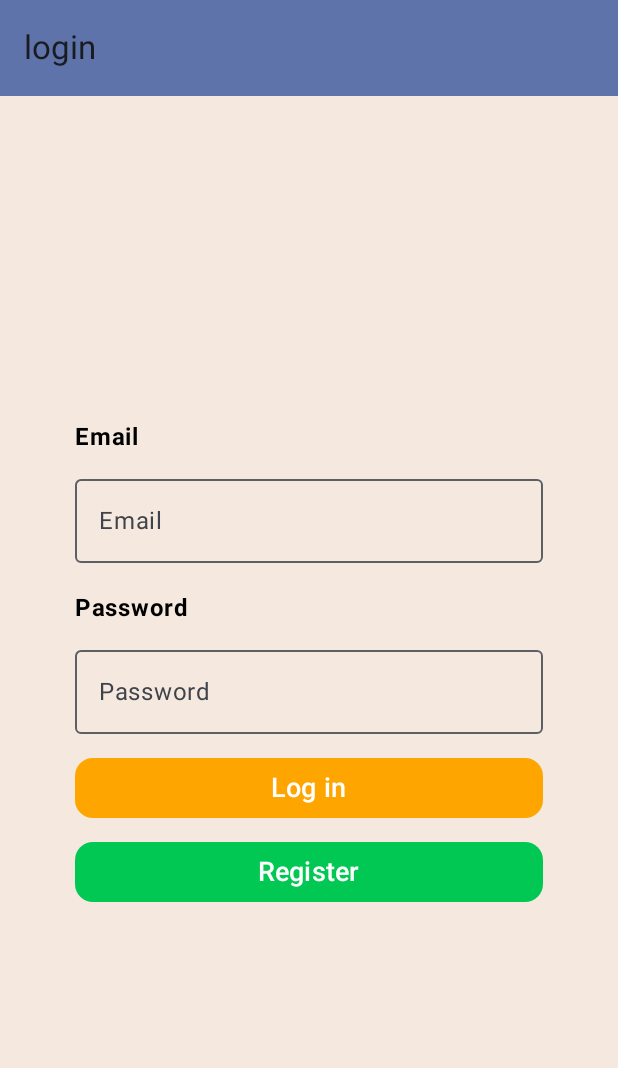
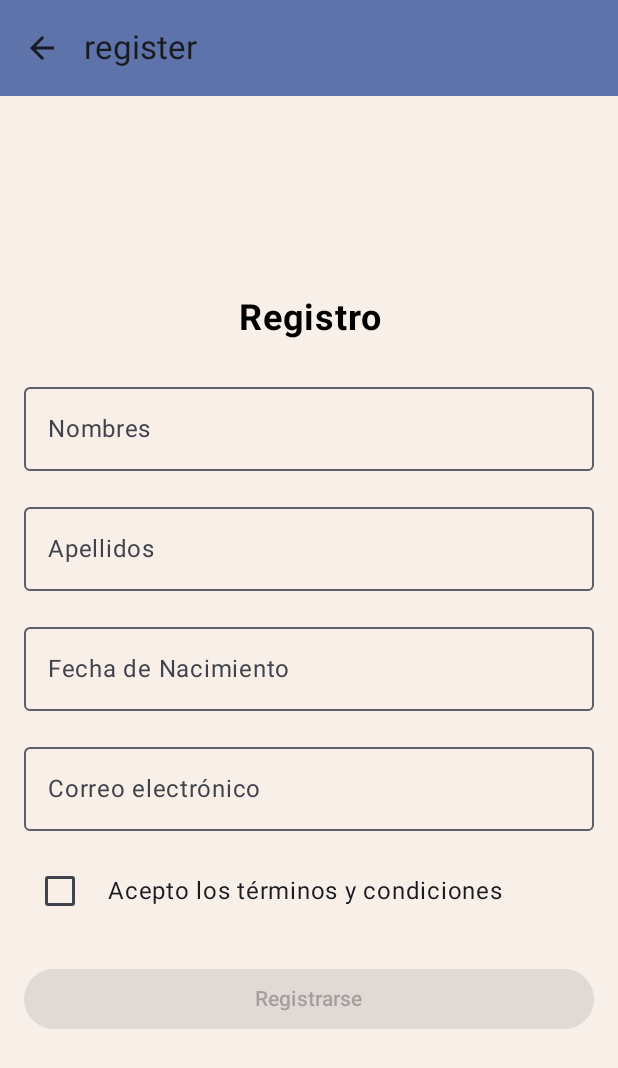
Before and after one commit to Isabella0334/HelpQuestProject, an Android app built with Jetpack Compose: the screen it shows after launch (MainActivity), after a tap on "Register", on a phone screen of 412 x 824 dp. Shown: the top 1068 px of the screen. Run offline under Robolectric (Android 15) with nearby library versions, the phone set to English and light mode, and no system bars; our stand-ins replace Firebase (no records; nobody signed in at launch, a user with empty details on screens opened directly).

Commit message:
Arreglos a feed, MainActivity, Login, y creación de Register

```diff
--- a/app/src/main/java/com/example/helpquest/LogIn.kt
+++ b/app/src/main/java/com/example/helpquest/LogIn.kt
@@ -121,7 +121,7 @@ fun LoginScreen(modifier: Modifier = Modifier, navController: NavHostController)
 
         // Register Button (Aún no funcional)
         Button(
-            onClick = { /* Aquí iría la lógica para registro */ },
+            onClick = { navController.navigate("register") },
             colors = ButtonDefaults.buttonColors(Color(0xFF00C853)),
             modifier = Modifier
                 .padding(vertical = 8.dp)
--- a/app/src/main/java/com/example/helpquest/MainActivity.kt
+++ b/app/src/main/java/com/example/helpquest/MainActivity.kt
@@ -82,6 +82,10 @@ fun helpQuestNavegation(
             composable(route = "Perfil") {
                 PantallaPerfil(navController = navController)
             }
+            composable(route = "register") {
+                RegisterScreen(navController = navController)
+            }
+
         }
     }
 }
--- /dev/null
+++ b/app/src/main/java/com/example/helpquest/Register.kt
@@ -0,0 +1,137 @@
+package com.example.helpquest
+
+import androidx.compose.foundation.background
+import androidx.compose.foundation.layout.*
+import androidx.compose.foundation.text.KeyboardOptions
+import androidx.compose.material3.*
+import androidx.compose.runtime.*
+import androidx.compose.ui.Alignment
+import androidx.compose.ui.Modifier
+import androidx.compose.ui.graphics.Color
+import androidx.compose.ui.text.font.FontWeight
+import androidx.compose.ui.text.input.KeyboardType
+import androidx.compose.ui.text.style.TextAlign
+import androidx.compose.ui.unit.dp
+import androidx.compose.ui.unit.sp
+import androidx.navigation.NavHostController
+
+@Composable
+fun RegistrationScreen(onRegister: () -> Unit) {
+    // Estados para los campos
+    var firstName by remember { mutableStateOf("") }
+    var lastName by remember { mutableStateOf("") }
+    var birthDate by remember { mutableStateOf("") }
+    var contactInfo by remember { mutableStateOf("") }
+    var termsAccepted by remember { mutableStateOf(false) }
+
+    Column(
+        modifier = Modifier
+            .fillMaxSize()
+            .background(Color(0xFFF8EFE8))
+            .padding(horizontal = 16.dp), // Ajusta el padding solo horizontalmente
+        verticalArrangement = Arrangement.Center,
+        horizontalAlignment = Alignment.CenterHorizontally
+    ) {
+        // Título
+        Text(
+            text = "Registro",
+            fontSize = 24.sp,
+            fontWeight = FontWeight.Bold,
+            color = Color.Black,
+            modifier = Modifier
+                .padding(bottom = 24.dp)
+                .fillMaxWidth(),
+            textAlign = TextAlign.Center
+        )
+
+        // Campos del formulario
+        OutlinedTextField(
+            value = firstName,
+            onValueChange = { firstName = it },
+            label = { Text("Nombres") },
+            modifier = Modifier.fillMaxWidth()
+        )
+
+        Spacer(modifier = Modifier.height(16.dp))
+
+        OutlinedTextField(
+            value = lastName,
+            onValueChange = { lastName = it },
+            label = { Text("Apellidos") },
+            modifier = Modifier.fillMaxWidth()
+        )
+
+        Spacer(modifier = Modifier.height(16.dp))
+
+        OutlinedTextField(
+            value = birthDate,
+            onValueChange = { birthDate = it },
+            label = { Text("Fecha de Nacimiento") },
+            modifier = Modifier.fillMaxWidth(),
+            keyboardOptions = KeyboardOptions(keyboardType = KeyboardType.Number)
+        )
+
+        Spacer(modifier = Modifier.height(16.dp))
+
+        OutlinedTextField(
+            value = contactInfo,
+            onValueChange = { contactInfo = it },
+            label = { Text("Correo electrónico") },
+            modifier = Modifier.fillMaxWidth(),
+            keyboardOptions = KeyboardOptions(keyboardType = KeyboardType.Email)
+        )
+
+        Spacer(modifier = Modifier.height(16.dp))
+
+        Row(
+            modifier = Modifier.fillMaxWidth(),
+            verticalAlignment = Alignment.CenterVertically
+        ) {
+            Checkbox(
+                checked = termsAccepted,
+                onCheckedChange = { termsAccepted = it }
+            )
+            Text(
+                text = "Acepto los términos y condiciones",
+                modifier = Modifier.padding(start = 8.dp)
+            )
+        }
+
+        Spacer(modifier = Modifier.height(24.dp))
+
+        Button(
+            onClick = {
+                if (termsAccepted) {
+                    onRegister()
+                } else {
+                    println("Debes aceptar los términos y condiciones")
+                }
+            },
+            modifier = Modifier.fillMaxWidth(),
+            enabled = firstName.isNotEmpty() && lastName.isNotEmpty() &&
+                    birthDate.isNotEmpty() && contactInfo.isNotEmpty() && termsAccepted
+        ) {
+            Text(text = "Registrarse")
+        }
+    }
+}
+
+
+@Composable
+fun RegisterScreen(navController: NavHostController) {
+    Scaffold(
+        modifier = Modifier
+            .fillMaxSize()
+            .background(Color(0xFFF8EFE8))
+    ) { paddingValues ->
+        Column(
+            modifier = Modifier
+                .fillMaxSize()
+                .padding(paddingValues)
+        ) {
+            RegistrationScreen(onRegister = {
+                navController.navigate("feed")
+            })
+        }
+    }
+}
```
Also changed, not shown: app/src/main/java/com/example/helpquest/Feed.kt (+84 -23 lines).
